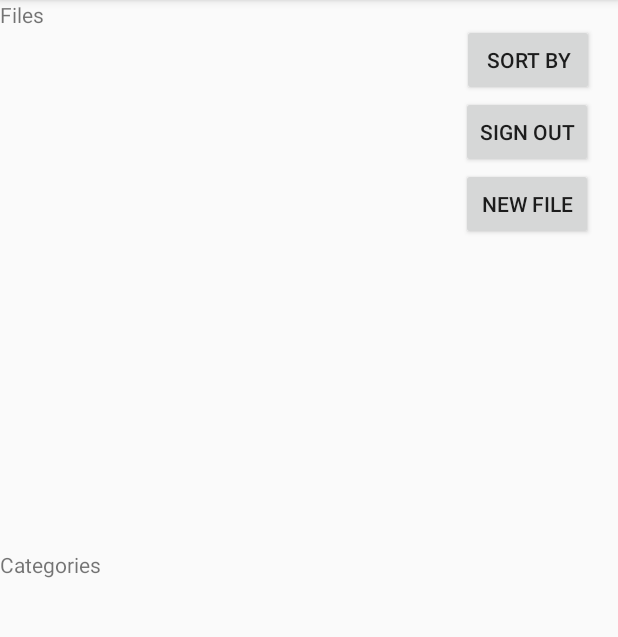
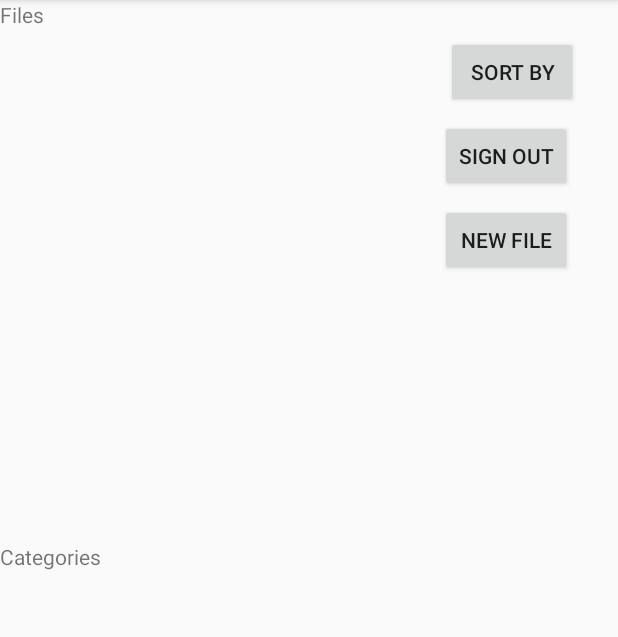
Before and after one commit to daacaceressa/Mini-Drive-ArqSoft-2017II, an Android app: the MainMenuActivity screen opened directly, with no data from a screen before it, on a phone screen of 412 x 824 dp, the part 84-721 px from its top. Run offline under Robolectric (Android 15) with nearby library versions, the phone set to English and light mode, and no system bars; libraries missing offline, so code that uses them is left out: com.github.angads25.filepicker, com.loopj.android, cz.msebera.android; 8 statements that could not run were skipped.

Commit message:
Added sign out functionality.

```diff
--- a/FE/Mini-Drive/app/src/main/java/ii/a2017/arqsoft/minidrive/com/mini_drive/MainMenuActivity.java
+++ b/FE/Mini-Drive/app/src/main/java/ii/a2017/arqsoft/minidrive/com/mini_drive/MainMenuActivity.java
@@ -1,5 +1,6 @@
 package ii.a2017.arqsoft.minidrive.com.mini_drive;
 
+import android.content.Intent;
 import android.support.v7.app.AppCompatActivity;
 import android.os.Bundle;
 import android.view.View;
@@ -26,9 +27,9 @@ import java.util.ArrayList;
 
 import cz.msebera.android.httpclient.Header;
 
-public class MainMenuActivity extends AppCompatActivity {
+public class MainMenuActivity extends AppCompatActivity implements View.OnClickListener {
 
-    private Button mNewFileButton;
+    private Button mNewFileButton, signOutButton;
     private DialogProperties properties = new DialogProperties();
     private ListView mFilesListView;
 
@@ -42,6 +43,8 @@ public class MainMenuActivity extends AppCompatActivity {
 
         mNewFileButton = (Button) findViewById(R.id.newFileButton);
         mFilesListView = (ListView) findViewById(R.id.filesListView);
+        signOutButton = (Button) findViewById(R.id.signOutMain);
+        signOutButton.setOnClickListener(this);
 
         mNewFileButton.setOnClickListener(new View.OnClickListener() {
             @Override
@@ -78,6 +81,7 @@ public class MainMenuActivity extends AppCompatActivity {
                 dialog.show();
             }
         });
+
 
     }
 
@@ -119,4 +123,30 @@ public class MainMenuActivity extends AppCompatActivity {
         properties.offset = new File(DialogConfigs.DEFAULT_DIR);
         properties.extensions = null;
     }
+
+    @Override
+    public void onClick(View v) {
+        switch (v.getId()) {
+            case R.id.signOutMain:
+                UserRestClient.logOut(((MiniDriveApplication) this.getApplication()).getAUTHTOKEN(), new RequestParams(), new AsyncHttpResponseHandler() {
+                    @Override
+                    public void onSuccess(int statusCode, Header[] headers, byte[] responseBody) {
+                        Toast.makeText(getApplicationContext(), "Logged out", Toast.LENGTH_SHORT).show();
+                        startActivity(new Intent(MainMenuActivity.this, SignInActivity.class));
+                        finish();
+                    }
+
+                    @Override
+                    public void onFailure(int statusCode, Header[] headers, byte[] responseBody, Throwable error) {
+                        if (statusCode == 400) {
+                            Toast.makeText(getApplicationContext(), "There was a problem", Toast.LENGTH_SHORT).show();
+                        } else {
+                            Toast.makeText(getApplicationContext(), statusCode+"", Toast.LENGTH_SHORT).show();
+                        }
+                    }
+                });
+
+                break;
+        }
+    }
 }
--- a/FE/Mini-Drive/app/src/main/java/ii/a2017/arqsoft/minidrive/com/mini_drive/UserRestClient.java
+++ b/FE/Mini-Drive/app/src/main/java/ii/a2017/arqsoft/minidrive/com/mini_drive/UserRestClient.java
@@ -14,6 +14,11 @@ class UserRestClient extends AppCompatActivity {
 
     public static void loginUser(RequestParams params, AsyncHttpResponseHandler responseHandler) {
         client.post(getAbsoluteUrl("/user/loginUser"), params, responseHandler);
+    }
+
+    public static void logOut(String AUTHTOKEN, RequestParams params, AsyncHttpResponseHandler responseHandler) {
+        client.addHeader("AUTHTOKEN", AUTHTOKEN);
+        client.delete(getAbsoluteUrl("/user/logOut"), params, responseHandler);
     }
 
     //Example for adding headers, not really used in application
--- a/FE/Mini-Drive/app/src/main/res/layout/activity_main.xml
+++ b/FE/Mini-Drive/app/src/main/res/layout/activity_main.xml
@@ -10,7 +10,7 @@
         android:id="@+id/textView"
         android:layout_width="wrap_content"
         android:layout_height="wrap_content"
-        android:text="Files"
+        android:text="@string/files"
         tools:layout_editor_absoluteX="16dp"
         tools:layout_editor_absoluteY="16dp" />
 
@@ -18,7 +18,7 @@
         android:id="@+id/textView3"
         android:layout_width="wrap_content"
         android:layout_height="wrap_content"
-        android:text="Categories"
+        android:text="@string/categories"
         tools:layout_editor_absoluteX="16dp"
         android:layout_marginTop="42dp"
         app:layout_constraintTop_toBottomOf="@+id/filesListView" />
@@ -27,39 +27,51 @@
         android:id="@+id/button"
         android:layout_width="wrap_content"
         android:layout_height="wrap_content"
-        android:text="Sort by"
+        android:text="@string/sortBy"
         app:layout_constraintTop_toTopOf="parent"
-        android:layout_marginTop="16dp"
+        android:layout_marginTop="24dp"
         android:layout_marginRight="16dp"
-        app:layout_constraintRight_toRightOf="parent" />
+        app:layout_constraintRight_toRightOf="parent"
+        app:layout_constraintLeft_toRightOf="@+id/filesListView"
+        android:layout_marginLeft="8dp"
+        app:layout_constraintHorizontal_bias="0.828" />
 
     <Button
-        android:id="@+id/button2"
+        android:id="@+id/signOutMain"
         android:layout_width="wrap_content"
         android:layout_height="wrap_content"
-        android:text="Sign out"
+        android:text="@string/signOut"
         app:layout_constraintLeft_toRightOf="@+id/filesListView"
-        android:layout_marginLeft="52dp"
-        android:layout_marginTop="0dp"
-        app:layout_constraintTop_toBottomOf="@+id/button" />
-
-    <ListView
-        android:id="@+id/filesListView"
-        android:layout_width="239dp"
-        android:layout_height="284dp"
-        android:layout_marginLeft="16dp"
-        android:layout_marginTop="21dp"
-        app:layout_constraintLeft_toLeftOf="parent"
-        app:layout_constraintTop_toBottomOf="@+id/textView" />
+        android:layout_marginLeft="8dp"
+        android:layout_marginTop="8dp"
+        app:layout_constraintTop_toBottomOf="@+id/button"
+        android:layout_marginRight="8dp"
+        app:layout_constraintRight_toRightOf="parent"
+        app:layout_constraintHorizontal_bias="0.68" />
 
     <Button
         android:id="@+id/newFileButton"
         android:layout_width="wrap_content"
         android:layout_height="wrap_content"
-        android:text="New File"
+        android:text="@string/newFile"
         app:layout_constraintLeft_toRightOf="@+id/filesListView"
-        android:layout_marginLeft="52dp"
-        android:layout_marginTop="0dp"
-        app:layout_constraintTop_toBottomOf="@+id/button2" />
+        android:layout_marginLeft="8dp"
+        android:layout_marginTop="8dp"
+        app:layout_constraintTop_toBottomOf="@+id/signOutMain"
+        android:layout_marginRight="8dp"
+        app:layout_constraintRight_toRightOf="parent"
+        app:layout_constraintHorizontal_bias="0.68"
+        app:layout_constraintBottom_toBottomOf="parent"
+        android:layout_marginBottom="327dp"
+        app:layout_constraintVertical_bias="0.0" />
+
+    <ListView
+        android:id="@+id/filesListView"
+        android:layout_width="221dp"
+        android:layout_height="278dp"
+        android:layout_marginLeft="16dp"
+        android:layout_marginTop="22dp"
+        app:layout_constraintLeft_toLeftOf="parent"
+        app:layout_constraintTop_toBottomOf="@+id/textView" />
 
 </android.support.constraint.ConstraintLayout>
--- a/FE/Mini-Drive/app/src/main/res/values/strings.xml
+++ b/FE/Mini-Drive/app/src/main/res/values/strings.xml
@@ -7,6 +7,11 @@
     <string name="email">Email</string>
     <string name="signUp">Sign Up</string>
     <string name="signIn">Sign In</string>
+    <string name="signOut">Sign Out</string>
+    <string name="files">Files</string>
+    <string name="newFile">New file</string>
+    <string name="categories">Categories</string>
+    <string name="sortBy">Sort by</string>
     <string name="title_activity_share">ShareActivity</string>
     <string name="title_activity_categories">CategoriesActivity</string>
 </resources>
```
